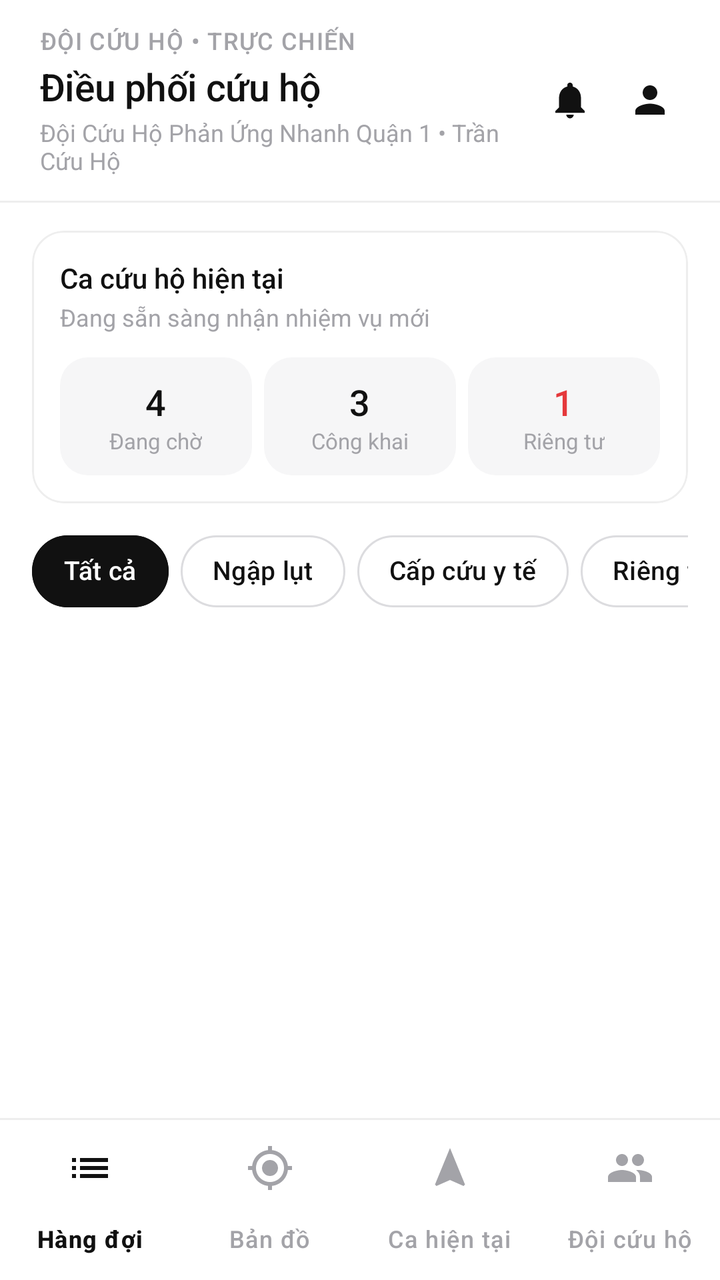
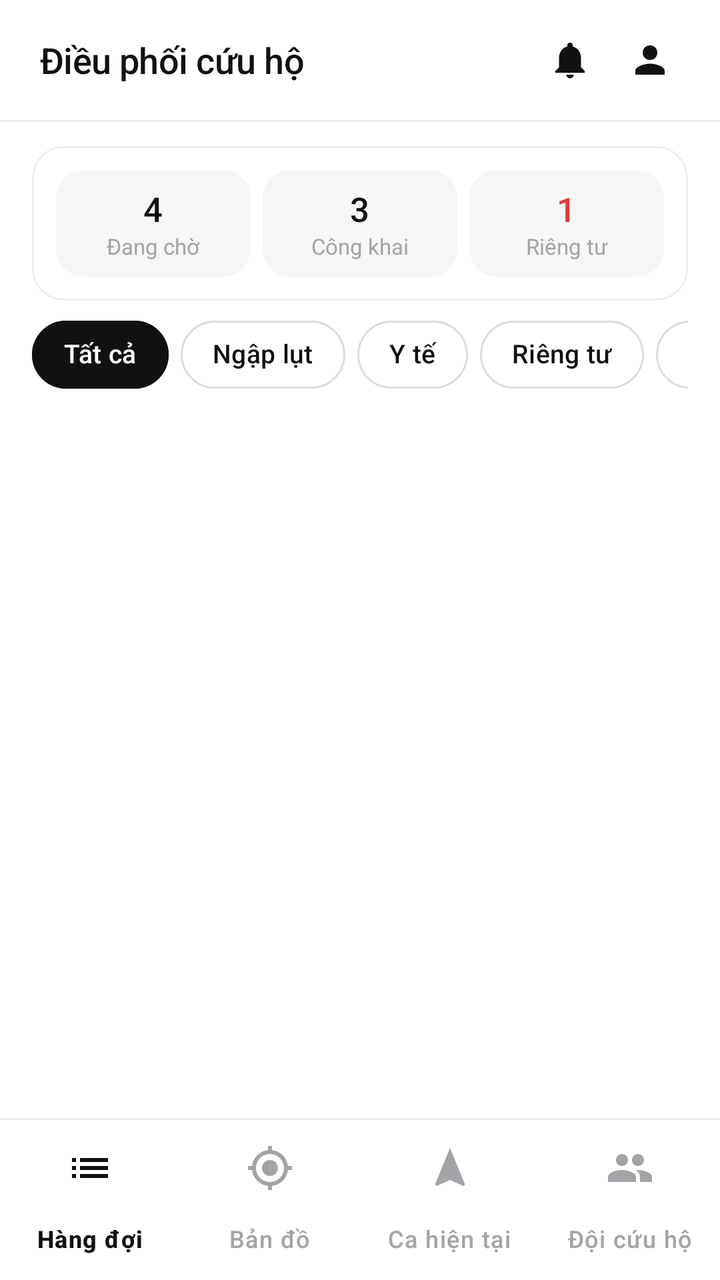

Compare the two renders of this Android layout. The source of the first and the diff that turns it into the second are given below.
<!-- AndroidManifest.xml: application theme Theme.JavaFinal -->
<!-- res/layout/activity_rescuer_home.xml -->
<?xml version="1.0" encoding="utf-8"?>
<LinearLayout xmlns:android="http://schemas.android.com/apk/res/android"
    xmlns:app="http://schemas.android.com/apk/res-auto"
    xmlns:tools="http://schemas.android.com/tools"
    android:id="@+id/main"
    android:layout_width="match_parent"
    android:layout_height="match_parent"
    android:background="@color/white"
    android:orientation="vertical">

    
    <LinearLayout
        android:layout_width="match_parent"
        android:layout_height="wrap_content"
        android:gravity="center_vertical"
        android:orientation="horizontal"
        android:paddingHorizontal="20dp"
        android:paddingVertical="12dp">

        <LinearLayout
            android:layout_width="0dp"
            android:layout_height="wrap_content"
            android:layout_weight="1"
            android:orientation="vertical">

            <TextView
                android:id="@+id/tvDutyBadge"
                style="@style/Text.Overline"
                android:layout_width="wrap_content"
                android:layout_height="wrap_content"
                android:text="ĐỘI CỨU HỘ • TRỰC CHIẾN" />

            <TextView
                style="@style/Text.Headline"
                android:layout_width="wrap_content"
                android:layout_height="wrap_content"
                android:layout_marginTop="2dp"
                android:text="Điều phối cứu hộ"
                android:textSize="19sp" />

            <TextView
                android:id="@+id/tvTeamHeader"
                style="@style/Text.Caption"
                android:layout_width="wrap_content"
                android:layout_height="wrap_content"
                android:layout_marginTop="2dp"
                android:text="Đội Cứu Hộ Phản Ứng Nhanh Quận 1 • Trần Cứu Hộ" />
        </LinearLayout>

        <com.google.android.material.button.MaterialButton
            android:id="@+id/btnEmergencyAlert"
            style="@style/Button.Icon"
            android:layout_width="40dp"
            android:layout_height="40dp"
            android:contentDescription="Thông báo"
            app:icon="@drawable/ic_notifications" />

        <com.google.android.material.button.MaterialButton
            android:id="@+id/btnProfile"
            style="@style/Button.Icon"
            android:layout_width="40dp"
            android:layout_height="40dp"
            android:contentDescription="Hồ sơ"
            app:icon="@drawable/ic_person" />
    </LinearLayout>

    <View style="@style/Divider" />

    
    <com.google.android.material.card.MaterialCardView
        style="@style/Card"
        android:layout_width="match_parent"
        android:layout_height="wrap_content"
        android:layout_marginHorizontal="16dp"
        android:layout_marginTop="14dp">

        <LinearLayout
            android:layout_width="match_parent"
            android:layout_height="wrap_content"
            android:orientation="vertical"
            android:padding="14dp">

            <LinearLayout
                android:layout_width="match_parent"
                android:layout_height="wrap_content"
                android:gravity="center_vertical"
                android:orientation="horizontal">

                <LinearLayout
                    android:layout_width="0dp"
                    android:layout_height="wrap_content"
                    android:layout_weight="1"
                    android:orientation="vertical">

                    <TextView
                        android:id="@+id/tvActiveMissionTitle"
                        style="@style/Text.Title"
                        android:layout_width="wrap_content"
                        android:layout_height="wrap_content"
                        android:text="Ca cứu hộ hiện tại"
                        android:textSize="14sp" />

                    <TextView
                        android:id="@+id/tvActiveMissionSub"
                        style="@style/Text.Caption"
                        android:layout_width="wrap_content"
                        android:layout_height="wrap_content"
                        android:layout_marginTop="2dp"
                        android:text="Đang sẵn sàng nhận nhiệm vụ mới" />
                </LinearLayout>

                <com.google.android.material.button.MaterialButton
                    android:id="@+id/btnOpenActiveMission"
                    style="@style/Button.Small"
                    android:layout_width="wrap_content"
                    android:layout_height="36dp"
                    android:text="Mở ca"
                    android:visibility="gone" />
            </LinearLayout>

            
            <LinearLayout
                android:layout_width="match_parent"
                android:layout_height="wrap_content"
                android:layout_marginTop="12dp"
                android:orientation="horizontal">

                <LinearLayout
                    android:layout_width="0dp"
                    android:layout_height="wrap_content"
                    android:layout_marginEnd="6dp"
                    android:layout_weight="1"
                    android:background="@drawable/bg_box"
                    android:gravity="center"
                    android:orientation="vertical"
                    android:paddingVertical="10dp">

                    <TextView
                        android:id="@+id/tvWaitingCount"
                        style="@style/Text.Headline"
                        android:layout_width="wrap_content"
                        android:layout_height="wrap_content"
                        android:text="4"
                        android:textSize="18sp" />

                    <TextView
                        style="@style/Text.Caption"
                        android:layout_width="wrap_content"
                        android:layout_height="wrap_content"
                        android:text="Đang chờ"
                        android:textSize="11sp" />
                </LinearLayout>

                <LinearLayout
                    android:layout_width="0dp"
                    android:layout_height="wrap_content"
                    android:layout_marginEnd="6dp"
                    android:layout_weight="1"
                    android:background="@drawable/bg_box"
                    android:gravity="center"
                    android:orientation="vertical"
                    android:paddingVertical="10dp">

                    <TextView
                        android:id="@+id/tvHighPriorityCount"
                        style="@style/Text.Headline"
                        android:layout_width="wrap_content"
                        android:layout_height="wrap_content"
                        android:text="3"
                        android:textSize="18sp" />

                    <TextView
                        style="@style/Text.Caption"
                        android:layout_width="wrap_content"
                        android:layout_height="wrap_content"
                        android:text="Công khai"
                        android:textSize="11sp" />
                </LinearLayout>

                <LinearLayout
                    android:layout_width="0dp"
                    android:layout_height="wrap_content"
                    android:layout_weight="1"
                    android:background="@drawable/bg_box"
                    android:gravity="center"
                    android:orientation="vertical"
                    android:paddingVertical="10dp">

                    <TextView
                        android:id="@+id/tvScanRadius"
                        style="@style/Text.Headline"
                        android:layout_width="wrap_content"
                        android:layout_height="wrap_content"
                        android:text="1"
                        android:textColor="@color/red"
                        android:textSize="18sp" />

                    <TextView
                        style="@style/Text.Caption"
                        android:layout_width="wrap_content"
                        android:layout_height="wrap_content"
                        android:text="Riêng tư"
                        android:textSize="11sp" />
                </LinearLayout>
            </LinearLayout>
        </LinearLayout>
    </com.google.android.material.card.MaterialCardView>

    
    <HorizontalScrollView
        android:layout_width="match_parent"
        android:layout_height="wrap_content"
        android:paddingHorizontal="16dp"
        android:paddingTop="10dp"
        android:paddingBottom="4dp"
        android:scrollbars="none">

        <com.google.android.material.chip.ChipGroup
            android:id="@+id/chipGroupRescuerFilter"
            android:layout_width="wrap_content"
            android:layout_height="wrap_content"
            app:chipSpacingHorizontal="6dp"
            app:selectionRequired="true"
            app:singleLine="true"
            app:singleSelection="true">

            <com.google.android.material.chip.Chip
                android:id="@+id/chipAll"
                style="@style/Chip.Minimal"
                android:layout_width="wrap_content"
                android:layout_height="wrap_content"
                android:checked="true"
                android:text="Tất cả" />

            <com.google.android.material.chip.Chip
                android:id="@+id/chipUrgent"
                style="@style/Chip.Minimal"
                android:layout_width="wrap_content"
                android:layout_height="wrap_content"
                android:text="Ngập lụt" />

            <com.google.android.material.chip.Chip
                android:id="@+id/chipNearMe"
                style="@style/Chip.Minimal"
                android:layout_width="wrap_content"
                android:layout_height="wrap_content"
                android:text="Cấp cứu y tế" />

            <com.google.android.material.chip.Chip
                android:id="@+id/chipPrivate"
                style="@style/Chip.Minimal"
                android:layout_width="wrap_content"
                android:layout_height="wrap_content"
                android:text="Riêng tư" />

            <com.google.android.material.chip.Chip
                android:id="@+id/chipPublic"
                style="@style/Chip.Minimal"
                android:layout_width="wrap_content"
                android:layout_height="wrap_content"
                android:text="Công khai" />
        </com.google.android.material.chip.ChipGroup>
    </HorizontalScrollView>

    
    <androidx.recyclerview.widget.RecyclerView
        android:id="@+id/rvSosRequests"
        android:layout_width="match_parent"
        android:layout_height="0dp"
        android:layout_weight="1"
        android:clipToPadding="false"
        android:paddingHorizontal="16dp"
        android:paddingTop="8dp"
        android:paddingBottom="16dp"
        app:layoutManager="androidx.recyclerview.widget.LinearLayoutManager"
        tools:itemCount="3"
        tools:listitem="@layout/item_sos_request" />

    <View style="@style/Divider" />

    
    <com.google.android.material.bottomnavigation.BottomNavigationView
        android:id="@+id/bottomNav"
        style="@style/BottomNav.Minimal"
        android:layout_width="match_parent"
        android:layout_height="wrap_content"
        app:menu="@menu/menu_bottom_rescuer" />
</LinearLayout>
<!-- res/layout/item_sos_request.xml (included above) -->
<?xml version="1.0" encoding="utf-8"?>
<com.google.android.material.card.MaterialCardView xmlns:android="http://schemas.android.com/apk/res/android"
    xmlns:app="http://schemas.android.com/apk/res-auto"
    style="@style/Card"
    android:layout_width="match_parent"
    android:layout_height="wrap_content"
    android:layout_marginBottom="12dp">

    <LinearLayout
        android:layout_width="match_parent"
        android:layout_height="wrap_content"
        android:orientation="vertical"
        android:padding="16dp">

        
        <LinearLayout
            android:layout_width="match_parent"
            android:layout_height="wrap_content"
            android:gravity="center_vertical"
            android:orientation="horizontal">

            <TextView
                android:id="@+id/tvSosCode"
                style="@style/Text.Title"
                android:layout_width="wrap_content"
                android:layout_height="wrap_content"
                android:text="#2CC295A6"
                android:textSize="14sp" />

            <TextView
                android:id="@+id/tvPrivacyBadge"
                style="@style/Text.Tag"
                android:layout_width="wrap_content"
                android:layout_height="wrap_content"
                android:layout_marginStart="8dp"
                android:text="Ngập lụt • Công khai" />

            <View
                android:layout_width="0dp"
                android:layout_height="0dp"
                android:layout_weight="1" />

            <TextView
                android:id="@+id/tvWaitingTime"
                style="@style/Text.Overline"
                android:layout_width="wrap_content"
                android:layout_height="wrap_content"
                android:text="Đang chờ"
                android:textColor="@color/red" />
        </LinearLayout>

        
        <TextView
            android:id="@+id/tvIncidentTitle"
            style="@style/Text.Title"
            android:layout_width="match_parent"
            android:layout_height="wrap_content"
            android:layout_marginTop="10dp"
            android:lineSpacingExtra="2dp"
            android:text="Nước ngập tầng 1, cần xuồng đưa 2 người già di chuyển"
            android:textSize="15.5sp" />

        
        <TextView
            android:id="@+id/tvPeopleSummary"
            style="@style/Text.Secondary"
            android:layout_width="match_parent"
            android:layout_height="wrap_content"
            android:layout_marginTop="8dp"
            android:text="Người gửi: Nguyễn Văn An • 0901234567" />

        
        <TextView
            android:id="@+id/tvAddress"
            style="@style/Text.Caption"
            android:layout_width="match_parent"
            android:layout_height="wrap_content"
            android:layout_marginTop="4dp"
            android:text="Tọa độ GPS: 10.776889, 106.700806" />

        
        <TextView
            android:id="@+id/tvDistance"
            style="@style/Text.Caption"
            android:layout_width="match_parent"
            android:layout_height="wrap_content"
            android:layout_marginTop="2dp"
            android:fontFamily="sans-serif-medium"
            android:text="Cách đội ~0.9 km • Tạo lúc: 09:21:34"
            android:textColor="@color/ink" />

        
        <LinearLayout
            android:layout_width="match_parent"
            android:layout_height="wrap_content"
            android:layout_marginTop="14dp"
            android:orientation="horizontal">

            <com.google.android.material.button.MaterialButton
                android:id="@+id/btnDetail"
                style="@style/Button.Secondary"
                android:layout_width="0dp"
                android:layout_height="44dp"
                android:layout_marginEnd="8dp"
                android:layout_weight="1"
                android:minHeight="44dp"
                android:text="Chi tiết"
                android:textSize="13.5sp" />

            <com.google.android.material.button.MaterialButton
                android:id="@+id/btnAccept"
                style="@style/Button.Primary"
                android:layout_width="0dp"
                android:layout_height="44dp"
                android:layout_weight="1.2"
                android:minHeight="44dp"
                android:text="Tiếp nhận ca"
                android:textSize="13.5sp" />
        </LinearLayout>
    </LinearLayout>
</com.google.android.material.card.MaterialCardView>
<!-- resources referenced by this layout -->
<resources>
  <color name="ink">#111111</color>
  <color name="red">#E5383B</color>
  <color name="white">#FFFFFFFF</color>
  <!-- drawable bg_box (drawable) -->
  <?xml version="1.0" encoding="utf-8"?>
  <shape xmlns:android="http://schemas.android.com/apk/res/android"
      android:shape="rectangle">
      <solid android:color="@color/fill" />
      <corners android:radius="14dp" />
  </shape>
  <style name="Button.Icon" parent="Widget.Material3.Button.IconButton">
          <item name="iconTint">@color/ink</item>
          <item name="iconSize">22dp</item>
      </style>
  <style name="Chip.Minimal" parent="Widget.Material3.Chip.Filter">
          <item name="chipBackgroundColor">@color/sel_chip_bg</item>
          <item name="android:textColor">@color/sel_chip_text</item>
          <item name="chipStrokeColor">@color/sel_chip_stroke</item>
          <item name="chipStrokeWidth">1dp</item>
          <item name="checkedIconVisible">false</item>
          <item name="chipIconVisible">false</item>
          <item name="chipMinHeight">36dp</item>
          <item name="android:textSize">13sp</item>
          <item name="shapeAppearanceOverlay">@style/ShapeAppearance.App.Pill</item>
      </style>
  <style name="Divider" parent="">
          <item name="android:layout_width">match_parent</item>
          <item name="android:layout_height">1dp</item>
          <item name="android:background">@color/line</item>
      </style>
  <style name="Text.Caption">
          <item name="android:textSize">12sp</item>
          <item name="android:textColor">@color/ink_tertiary</item>
      </style>
  <style name="Text.Headline">
          <item name="android:textSize">22sp</item>
          <item name="android:fontFamily">sans-serif-medium</item>
          <item name="android:letterSpacing">-0.01</item>
      </style>
  <style name="Text.Overline">
          <item name="android:textSize">12sp</item>
          <item name="android:textColor">@color/ink_tertiary</item>
          <item name="android:fontFamily">sans-serif-medium</item>
          <item name="android:letterSpacing">0.04</item>
      </style>
  <style name="Text.Secondary">
          <item name="android:textSize">14sp</item>
          <item name="android:textColor">@color/ink_secondary</item>
          <item name="android:lineSpacingExtra">2dp</item>
      </style>
  <style name="Text.Title">
          <item name="android:textSize">16sp</item>
          <item name="android:fontFamily">sans-serif-medium</item>
      </style>
  <style name="Theme.JavaFinal" parent="Base.Theme.JavaFinal" />
  <color name="fill">#F6F6F7</color>
  <color name="line_strong">#DCDCDF</color>
  <color name="line">#EEEEEE</color>
  <style name="ShapeAppearance.App.Pill" parent="">
          <item name="cornerFamily">rounded</item>
          <item name="cornerSize">50%</item>
      </style>
  <color name="ink_tertiary">#A3A3A8</color>
  <color name="ink_secondary">#6B6B70</color>
  <style name="Widget.App.Snackbar.Text" parent="Widget.Material3.Snackbar.TextView">
          <item name="android:textColor">@color/white</item>
          <item name="android:textSize">14sp</item>
      </style>
  <style name="Widget.App.Snackbar.Button" parent="Widget.Material3.Button.TextButton.Snackbar">
          <item name="android:textColor">@color/white</item>
          <item name="android:textAllCaps">false</item>
      </style>
  <style name="TextAppearance.App.ToolbarSubtitle" parent="TextAppearance.Material3.BodySmall">
          <item name="android:textColor">@color/ink_tertiary</item>
      </style>
  <style name="Widget.App.BottomSheet" parent="Widget.Material3.BottomSheet">
          <item name="backgroundTint">@color/white</item>
          <item name="shapeAppearance">@style/ShapeAppearance.App.Sheet</item>
      </style>
  <style name="ShapeAppearance.App.Rounded12" parent="">
          <item name="cornerFamily">rounded</item>
          <item name="cornerSize">12dp</item>
      </style>
  <!-- unchanged entries left out for length: 16 -->
</resources>

<!-- the commit's change to res/layout/activity_rescuer_home.xml (unified diff, before → after) -->
@@ -15,37 +15,16 @@
         android:gravity="center_vertical"
         android:orientation="horizontal"
         android:paddingHorizontal="20dp"
-        android:paddingVertical="12dp">
-
-        <LinearLayout
+        android:paddingVertical="10dp">
+
+        <TextView
+            android:id="@+id/tvTeamHeader"
+            style="@style/Text.Headline"
             android:layout_width="0dp"
             android:layout_height="wrap_content"
             android:layout_weight="1"
-            android:orientation="vertical">
-
-            <TextView
-                android:id="@+id/tvDutyBadge"
-                style="@style/Text.Overline"
-                android:layout_width="wrap_content"
-                android:layout_height="wrap_content"
-                android:text="ĐỘI CỨU HỘ • TRỰC CHIẾN" />
-
-            <TextView
-                style="@style/Text.Headline"
-                android:layout_width="wrap_content"
-                android:layout_height="wrap_content"
-                android:layout_marginTop="2dp"
-                android:text="Điều phối cứu hộ"
-                android:textSize="19sp" />
-
-            <TextView
-                android:id="@+id/tvTeamHeader"
-                style="@style/Text.Caption"
-                android:layout_width="wrap_content"
-                android:layout_height="wrap_content"
-                android:layout_marginTop="2dp"
-                android:text="Đội Cứu Hộ Phản Ứng Nhanh Quận 1 • Trần Cứu Hộ" />
-        </LinearLayout>
+            android:text="Điều phối cứu hộ"
+            android:textSize="18sp" />
 
         <com.google.android.material.button.MaterialButton
             android:id="@+id/btnEmergencyAlert"
@@ -72,57 +51,44 @@
         android:layout_width="match_parent"
         android:layout_height="wrap_content"
         android:layout_marginHorizontal="16dp"
-        android:layout_marginTop="14dp">
+        android:layout_marginTop="12dp">
 
         <LinearLayout
             android:layout_width="match_parent"
             android:layout_height="wrap_content"
             android:orientation="vertical"
-            android:padding="14dp">
+            android:padding="12dp">
 
             <LinearLayout
+                android:id="@+id/layoutActiveMission"
                 android:layout_width="match_parent"
                 android:layout_height="wrap_content"
+                android:layout_marginBottom="10dp"
                 android:gravity="center_vertical"
-                android:orientation="horizontal">
-
-                <LinearLayout
+                android:orientation="horizontal"
+                android:visibility="gone">
+
+                <TextView
+                    android:id="@+id/tvActiveMissionTitle"
+                    style="@style/Text.Title"
                     android:layout_width="0dp"
                     android:layout_height="wrap_content"
                     android:layout_weight="1"
-                    android:orientation="vertical">
-
-                    <TextView
-                        android:id="@+id/tvActiveMissionTitle"
-                        style="@style/Text.Title"
-                        android:layout_width="wrap_content"
-                        android:layout_height="wrap_content"
-                        android:text="Ca cứu hộ hiện tại"
-                        android:textSize="14sp" />
-
-                    <TextView
-                        android:id="@+id/tvActiveMissionSub"
-                        style="@style/Text.Caption"
-                        android:layout_width="wrap_content"
-                        android:layout_height="wrap_content"
-                        android:layout_marginTop="2dp"
-                        android:text="Đang sẵn sàng nhận nhiệm vụ mới" />
-                </LinearLayout>
+                    android:text="● Đang xử lý ca cứu hộ"
+                    android:textColor="@color/red"
+                    android:textSize="13.5sp" />
 
                 <com.google.android.material.button.MaterialButton
                     android:id="@+id/btnOpenActiveMission"
                     style="@style/Button.Small"
                     android:layout_width="wrap_content"
-                    android:layout_height="36dp"
-                    android:text="Mở ca"
-                    android:visibility="gone" />
+                    android:layout_height="34dp"
+                    android:text="Mở ca" />
             </LinearLayout>
 
-            
             <LinearLayout
                 android:layout_width="match_parent"
                 android:layout_height="wrap_content"
-                android:layout_marginTop="12dp"
                 android:orientation="horizontal">
 
                 <LinearLayout
@@ -133,7 +99,7 @@
                     android:background="@drawable/bg_box"
                     android:gravity="center"
                     android:orientation="vertical"
-                    android:paddingVertical="10dp">
+                    android:paddingVertical="8dp">
 
                     <TextView
                         android:id="@+id/tvWaitingCount"
@@ -141,7 +107,7 @@
                         android:layout_width="wrap_content"
                         android:layout_height="wrap_content"
                         android:text="4"
-                        android:textSize="18sp" />
+                        android:textSize="17sp" />
 
                     <TextView
                         style="@style/Text.Caption"
@@ -159,7 +125,7 @@
                     android:background="@drawable/bg_box"
                     android:gravity="center"
                     android:orientation="vertical"
-                    android:paddingVertical="10dp">
+                    android:paddingVertical="8dp">
 
                     <TextView
                         android:id="@+id/tvHighPriorityCount"
@@ -167,7 +133,7 @@
                         android:layout_width="wrap_content"
                         android:layout_height="wrap_content"
                         android:text="3"
-                        android:textSize="18sp" />
+                        android:textSize="17sp" />
 
                     <TextView
                         style="@style/Text.Caption"
@@ -184,7 +150,7 @@
                     android:background="@drawable/bg_box"
                     android:gravity="center"
                     android:orientation="vertical"
-                    android:paddingVertical="10dp">
+                    android:paddingVertical="8dp">
 
                     <TextView
                         android:id="@+id/tvScanRadius"
@@ -193,7 +159,7 @@
                         android:layout_height="wrap_content"
                         android:text="1"
                         android:textColor="@color/red"
-                        android:textSize="18sp" />
+                        android:textSize="17sp" />
 
                     <TextView
                         style="@style/Text.Caption"
@@ -244,7 +210,7 @@
                 style="@style/Chip.Minimal"
                 android:layout_width="wrap_content"
                 android:layout_height="wrap_content"
-                android:text="Cấp cứu y tế" />
+                android:text="Y tế" />
 
             <com.google.android.material.chip.Chip
                 android:id="@+id/chipPrivate"
@@ -262,7 +228,6 @@
         </com.google.android.material.chip.ChipGroup>
     </HorizontalScrollView>
 
-    
     <androidx.recyclerview.widget.RecyclerView
         android:id="@+id/rvSosRequests"
         android:layout_width="match_parent"
@@ -278,7 +243,6 @@
 
     <View style="@style/Divider" />
 
-    
     <com.google.android.material.bottomnavigation.BottomNavigationView
         android:id="@+id/bottomNav"
         style="@style/BottomNav.Minimal"
@@ -289,39 +253,28 @@
 <!-- res/layout/item_sos_request.xml (included above) -->
 <?xml version="1.0" encoding="utf-8"?>
 <com.google.android.material.card.MaterialCardView xmlns:android="http://schemas.android.com/apk/res/android"
-    xmlns:app="http://schemas.android.com/apk/res-auto"
     style="@style/Card"
     android:layout_width="match_parent"
     android:layout_height="wrap_content"
-    android:layout_marginBottom="12dp">
+    android:layout_marginBottom="10dp">
 
     <LinearLayout
         android:layout_width="match_parent"
         android:layout_height="wrap_content"
         android:orientation="vertical"
-        android:padding="16dp">
-
-        
+        android:padding="14dp">
+
         <LinearLayout
             android:layout_width="match_parent"
             android:layout_height="wrap_content"
             android:gravity="center_vertical"
             android:orientation="horizontal">
-
-            <TextView
-                android:id="@+id/tvSosCode"
-                style="@style/Text.Title"
-                android:layout_width="wrap_content"
-                android:layout_height="wrap_content"
-                android:text="#2CC295A6"
-                android:textSize="14sp" />
 
             <TextView
                 android:id="@+id/tvPrivacyBadge"
                 style="@style/Text.Tag"
                 android:layout_width="wrap_content"
                 android:layout_height="wrap_content"
-                android:layout_marginStart="8dp"
                 android:text="Ngập lụt • Công khai" />
 
             <View
@@ -330,81 +283,60 @@
                 android:layout_weight="1" />
 
             <TextView
-                android:id="@+id/tvWaitingTime"
-                style="@style/Text.Overline"
-                android:layout_width="wrap_content"
-                android:layout_height="wrap_content"
-                android:text="Đang chờ"
-                android:textColor="@color/red" />
+                android:id="@+id/tvDistance"
+                style="@style/Text.Caption"
+                android:layout_width="wrap_content"
+                android:layout_height="wrap_content"
+                android:fontFamily="sans-serif-medium"
+                android:text="~0.9 km"
+                android:textColor="@color/ink" />
         </LinearLayout>
 
-        
         <TextView
             android:id="@+id/tvIncidentTitle"
             style="@style/Text.Title"
             android:layout_width="match_parent"
             android:layout_height="wrap_content"
-            android:layout_marginTop="10dp"
-            android:lineSpacingExtra="2dp"
+            android:layout_marginTop="8dp"
+            android:maxLines="2"
+            android:ellipsize="end"
             android:text="Nước ngập tầng 1, cần xuồng đưa 2 người già di chuyển"
-            android:textSize="15.5sp" />
-
-        
+            android:textSize="15sp" />
+
         <TextView
             android:id="@+id/tvPeopleSummary"
-            style="@style/Text.Secondary"
-            android:layout_width="match_parent"
-            android:layout_height="wrap_content"
-            android:layout_marginTop="8dp"
-            android:text="Người gửi: Nguyễn Văn An • 0901234567" />
-
-        
-        <TextView
-            android:id="@+id/tvAddress"
             style="@style/Text.Caption"
             android:layout_width="match_parent"
             android:layout_height="wrap_content"
             android:layout_marginTop="4dp"
-            android:text="Tọa độ GPS: 10.776889, 106.700806" />
-
-        
-        <TextView
-            android:id="@+id/tvDistance"
-            style="@style/Text.Caption"
-            android:layout_width="match_parent"
-            android:layout_height="wrap_content"
-            android:layout_marginTop="2dp"
-            android:fontFamily="sans-serif-medium"
-            android:text="Cách đội ~0.9 km • Tạo lúc: 09:21:34"
-            android:textColor="@color/ink" />
-
-        
+            android:text="Nguyễn Văn An • 0901234567" />
+
         <LinearLayout
             android:layout_width="match_parent"
             android:layout_height="wrap_content"
-            android:layout_marginTop="14dp"
+            android:layout_marginTop="12dp"
             android:orientation="horizontal">
 
             <com.google.android.material.button.MaterialButton
                 android:id="@+id/btnDetail"
                 style="@style/Button.Secondary"
                 android:layout_width="0dp"
-                android:layout_height="44dp"
+                android:layout_height="40dp"
                 android:layout_marginEnd="8dp"
                 android:layout_weight="1"
-                android:minHeight="44dp"
+                android:minHeight="40dp"
                 android:text="Chi tiết"
-                android:textSize="13.5sp" />
+                android:textSize="13sp" />
 
             <com.google.android.material.button.MaterialButton
                 android:id="@+id/btnAccept"
                 style="@style/Button.Primary"
                 android:layout_width="0dp"
-                android:layout_height="44dp"
+                android:layout_height="40dp"
                 android:layout_weight="1.2"
-                android:minHeight="44dp"
-                android:text="Tiếp nhận ca"
-                android:textSize="13.5sp" />
+                android:minHeight="40dp"
+                android:text="Nhận ca"
+                android:textSize="13sp" />
         </LinearLayout>
     </LinearLayout>
 </com.google.android.material.card.MaterialCardView>
<!-- resource entries referenced after the edit -->
@@ -21,7 +21,9 @@
           <item name="chipStrokeWidth">1dp</item>
           <item name="checkedIconVisible">false</item>
           <item name="chipIconVisible">false</item>
-          <item name="chipMinHeight">36dp</item>
+          <item name="chipMinHeight">34dp</item>
+          <item name="android:minHeight">34dp</item>
+          <item name="ensureMinTouchTargetSize">false</item>
           <item name="android:textSize">13sp</item>
           <item name="shapeAppearanceOverlay">@style/ShapeAppearance.App.Pill</item>
       </style>
@@ -38,17 +40,6 @@
           <item name="android:textSize">22sp</item>
           <item name="android:fontFamily">sans-serif-medium</item>
           <item name="android:letterSpacing">-0.01</item>
-      </style>
-  <style name="Text.Overline">
-          <item name="android:textSize">12sp</item>
-          <item name="android:textColor">@color/ink_tertiary</item>
-          <item name="android:fontFamily">sans-serif-medium</item>
-          <item name="android:letterSpacing">0.04</item>
-      </style>
-  <style name="Text.Secondary">
-          <item name="android:textSize">14sp</item>
-          <item name="android:textColor">@color/ink_secondary</item>
-          <item name="android:lineSpacingExtra">2dp</item>
       </style>
   <style name="Text.Title">
           <item name="android:textSize">16sp</item>
